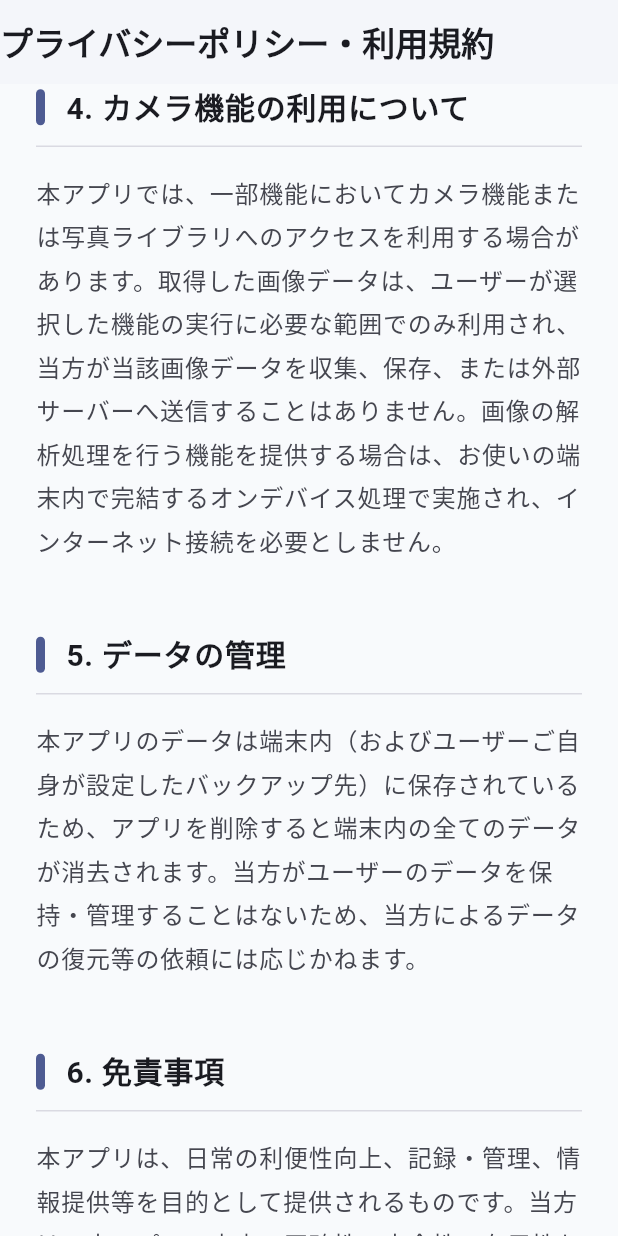
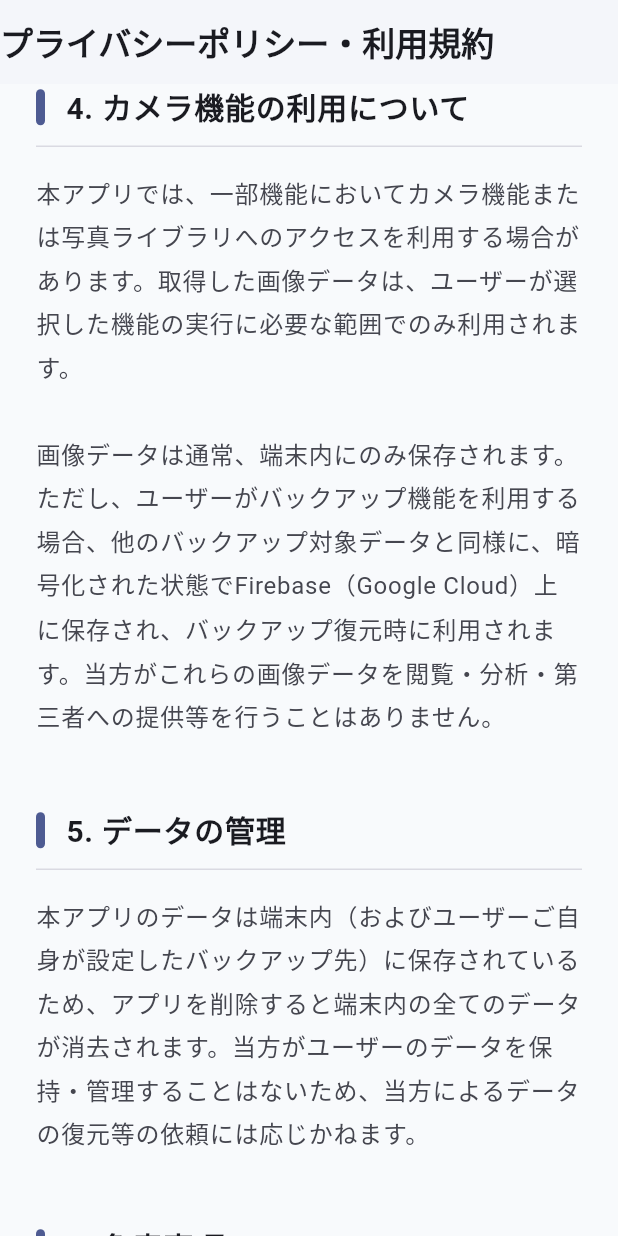
Before and after one commit to sasae-works/sasae_portal, a Flutter app: the PrivacyPolicyScreen screen opened by its route, scrolled down 1728 dp, on a phone screen of 412 x 824 dp. Run offline on Flutter 3.47's test engine with Material 3 defaults, Android fonts, the phone set to English and light mode, and no system bars; our stand-ins replace go_router, google_fonts.

Commit message:
プライバシーポリシーのカメラ利用に関する文言修正とFVM/SDKの更新

```diff
--- a/lib/screens/privacy_policy_screen.dart
+++ b/lib/screens/privacy_policy_screen.dart
@@ -85,7 +85,7 @@
                           scheme,
                           textTheme,
                          '4. カメラ機能の利用について',
-                          '本アプリでは、一部機能においてカメラ機能または写真ライブラリへのアクセスを利用する場合があります。取得した画像データは、ユーザーが選択した機能の実行に必要な範囲でのみ利用され、当方が当該画像データを収集、保存、または外部サーバーへ送信することはありません。画像の解析処理を行う機能を提供する場合は、お使いの端末内で完結するオンデバイス処理で実施され、インターネット接続を必要としません。',
+                          '本アプリでは、一部機能においてカメラ機能または写真ライブラリへのアクセスを利用する場合があります。取得した画像データは、ユーザーが選択した機能の実行に必要な範囲でのみ利用されます。\n\n画像データは通常、端末内にのみ保存されます。ただし、ユーザーがバックアップ機能を利用する場合、他のバックアップ対象データと同様に、暗号化された状態でFirebase（Google Cloud）上に保存され、バックアップ復元時に利用されます。当方がこれらの画像データを閲覧・分析・第三者への提供等を行うことはありません。',
                         ),
 
                         _buildSection(
```
Also changed, not shown: pubspec.lock, 3 other files.
